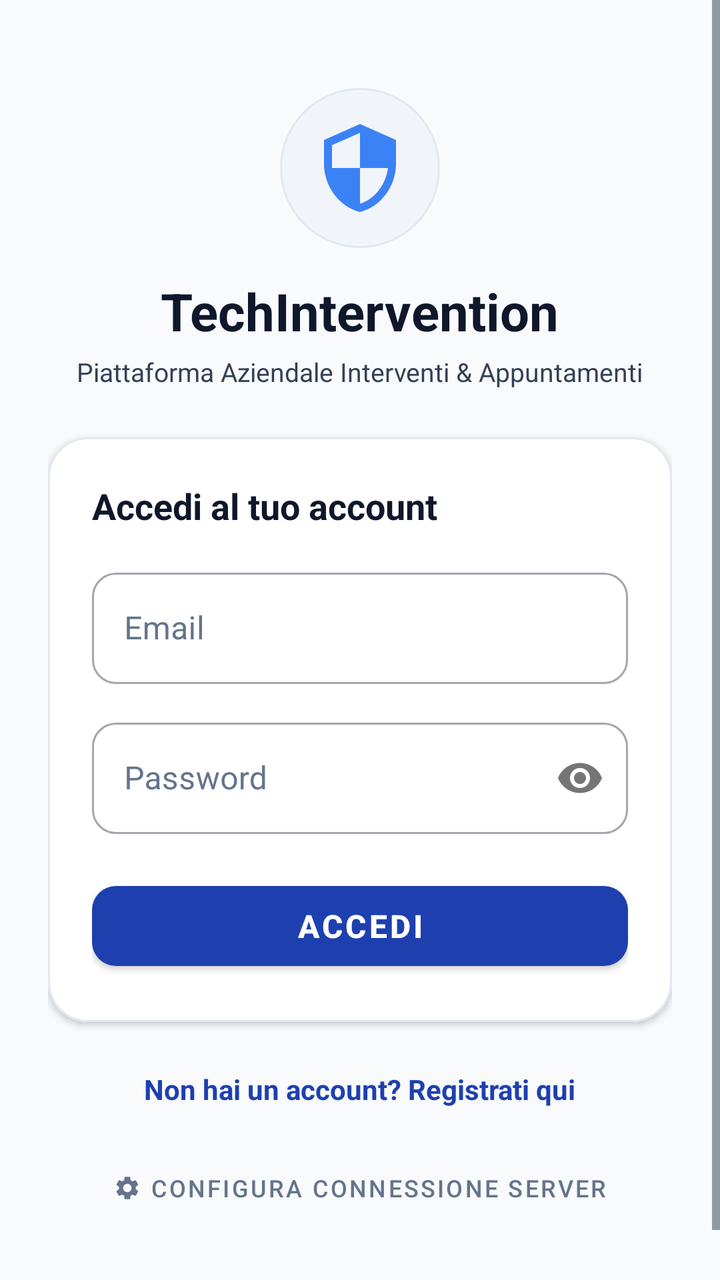
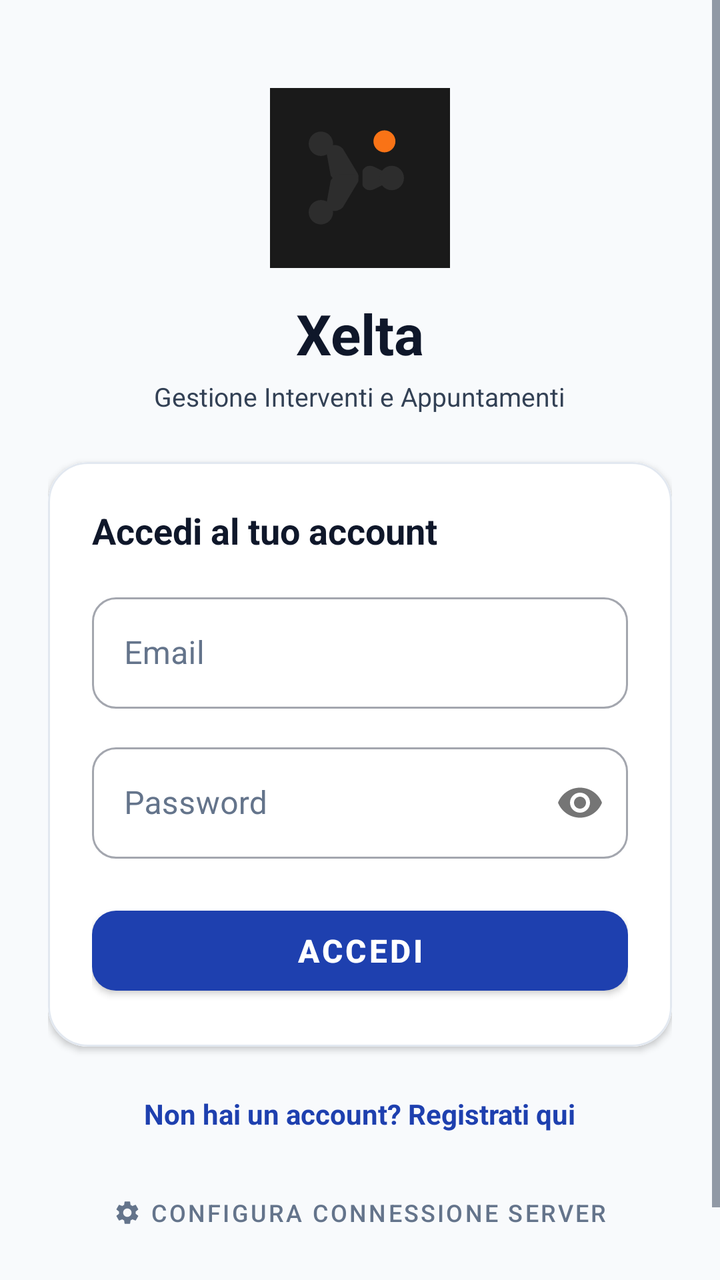

Two renders of the same Android screen: before a commit and after it. Below are the layout's source before the change and the commit's diff.
<!-- AndroidManifest.xml: application theme Theme.TechInterventionApp -->
<!-- res/layout/fragment_login.xml -->
<?xml version="1.0" encoding="utf-8"?>
<ScrollView
    xmlns:android="http://schemas.android.com/apk/res/android"
    xmlns:app="http://schemas.android.com/apk/res-auto"
    android:layout_width="match_parent"
    android:layout_height="match_parent"
    android:fillViewport="true"
    android:background="@color/background">

    <LinearLayout
        android:layout_width="match_parent"
        android:layout_height="wrap_content"
        android:orientation="vertical"
        android:gravity="center"
        android:padding="24dp">

        
        <ImageView
            android:id="@+id/iv_logo"
            android:layout_width="80dp"
            android:layout_height="80dp"
            android:src="@drawable/ic_shield_admin"
            android:background="@drawable/bg_kpi_circle"
            android:padding="16dp"
            android:layout_marginTop="20dp" />

        <TextView
            android:id="@+id/tv_title"
            android:layout_width="wrap_content"
            android:layout_height="wrap_content"
            android:text="@string/app_name"
            android:textSize="26sp"
            android:textStyle="bold"
            android:textColor="@color/text_primary"
            android:layout_marginTop="14dp" />

        <TextView
            android:id="@+id/tv_subtitle"
            android:layout_width="wrap_content"
            android:layout_height="wrap_content"
            android:text="Piattaforma Aziendale Interventi &amp; Appuntamenti"
            android:textSize="13sp"
            android:textColor="@color/text_secondary"
            android:layout_marginTop="4dp" />

        
        <com.google.android.material.card.MaterialCardView
            android:layout_width="match_parent"
            android:layout_height="wrap_content"
            app:cardCornerRadius="20dp"
            app:cardElevation="2dp"
            app:strokeColor="@color/border_subtle"
            app:strokeWidth="1dp"
            android:layout_marginTop="24dp">

            <LinearLayout
                android:layout_width="match_parent"
                android:layout_height="wrap_content"
                android:orientation="vertical"
                android:background="@color/surface"
                android:padding="22dp">

                <TextView
                    android:layout_width="wrap_content"
                    android:layout_height="wrap_content"
                    android:text="Accedi al tuo account"
                    android:textSize="18sp"
                    android:textStyle="bold"
                    android:textColor="@color/text_primary"
                    android:layout_marginBottom="16dp" />

                <com.google.android.material.textfield.TextInputLayout
                    android:id="@+id/til_email"
                    style="@style/Widget.MaterialComponents.TextInputLayout.OutlinedBox"
                    android:layout_width="match_parent"
                    android:layout_height="wrap_content"
                    android:hint="Email"
                    android:textColorHint="@color/text_muted"
                    app:boxCornerRadiusTopStart="12dp"
                    app:boxCornerRadiusTopEnd="12dp"
                    app:boxCornerRadiusBottomStart="12dp"
                    app:boxCornerRadiusBottomEnd="12dp">

                    <com.google.android.material.textfield.TextInputEditText
                        android:id="@+id/et_email"
                        android:layout_width="match_parent"
                        android:layout_height="wrap_content"
                        android:textColor="@color/text_primary"
                        android:inputType="textEmailAddress"
                        android:imeOptions="actionNext" />
                </com.google.android.material.textfield.TextInputLayout>

                <com.google.android.material.textfield.TextInputLayout
                    android:id="@+id/til_password"
                    style="@style/Widget.MaterialComponents.TextInputLayout.OutlinedBox"
                    android:layout_width="match_parent"
                    android:layout_height="wrap_content"
                    android:hint="Password"
                    android:textColorHint="@color/text_muted"
                    app:passwordToggleEnabled="true"
                    app:boxCornerRadiusTopStart="12dp"
                    app:boxCornerRadiusTopEnd="12dp"
                    app:boxCornerRadiusBottomStart="12dp"
                    app:boxCornerRadiusBottomEnd="12dp"
                    android:layout_marginTop="14dp">

                    <com.google.android.material.textfield.TextInputEditText
                        android:id="@+id/et_password"
                        android:layout_width="match_parent"
                        android:layout_height="wrap_content"
                        android:textColor="@color/text_primary"
                        android:inputType="textPassword"
                        android:imeOptions="actionDone" />
                </com.google.android.material.textfield.TextInputLayout>

                <com.google.android.material.button.MaterialButton
                    android:id="@+id/btn_login"
                    android:layout_width="match_parent"
                    android:layout_height="52dp"
                    android:text="Accedi"
                    android:textSize="16sp"
                    android:textStyle="bold"
                    android:textColor="@color/white"
                    app:backgroundTint="@color/primary"
                    app:cornerRadius="12dp"
                    android:layout_marginTop="20dp" />

            </LinearLayout>
        </com.google.android.material.card.MaterialCardView>

        
        <TextView
            android:id="@+id/tv_register"
            android:layout_width="wrap_content"
            android:layout_height="wrap_content"
            android:text="Non hai un account? Registrati qui"
            android:textColor="@color/primary"
            android:textStyle="bold"
            android:textSize="14sp"
            android:padding="8dp"
            android:layout_marginTop="16dp" />

        
        <com.google.android.material.button.MaterialButton
            android:id="@+id/btn_server_config"
            style="@style/Widget.MaterialComponents.Button.TextButton"
            android:layout_width="wrap_content"
            android:layout_height="wrap_content"
            android:text="Configura Connessione Server"
            android:textColor="@color/text_muted"
            android:textSize="12sp"
            app:icon="@drawable/ic_settings_gear"
            app:iconTint="@color/text_muted"
            app:iconSize="14dp"
            android:layout_marginTop="8dp"
            android:layout_marginBottom="24dp" />

    </LinearLayout>
</ScrollView>
<!-- resources referenced by this layout -->
<resources>
  <color name="background">#F8FAFC</color>
  <color name="border_subtle">#E2E8F0</color>
  <color name="primary">#1E40AF</color>
  <color name="surface">#FFFFFF</color>
  <color name="text_muted">#64748B</color>
  <color name="text_primary">#0F172A</color>
  <color name="text_secondary">#334155</color>
  <color name="white">#FFFFFF</color>
  <!-- drawable bg_kpi_circle (drawable) -->
  <?xml version="1.0" encoding="utf-8"?>
  <shape xmlns:android="http://schemas.android.com/apk/res/android"
      android:shape="oval">
      <solid android:color="#F1F5F9" />
      <stroke android:width="1dp" android:color="#E2E8F0" />
  </shape>
  <!-- drawable ic_settings_gear (drawable) -->
  <vector xmlns:android="http://schemas.android.com/apk/res/android"
      android:width="24dp"
      android:height="24dp"
      android:viewportWidth="24"
      android:viewportHeight="24">
    <path
        android:fillColor="#FF94A3B8"
        android:pathData="M19.14,12.94c0.04,-0.3 0.06,-0.61 0.06,-0.94 0,-0.32 -0.02,-0.64 -0.07,-0.94l2.03,-1.58c0.18,-0.14 0.23,-0.41 0.12,-0.61l-1.92,-3.32c-0.12,-0.22 -0.37,-0.29 -0.59,-0.22l-2.39,0.96c-0.5,-0.38 -1.03,-0.7 -1.62,-0.94L14.4,2.81c-0.04,-0.24 -0.24,-0.41 -0.48,-0.41h-3.84c-0.24,0 -0.43,0.17 -0.47,0.41L9.25,5.35C8.66,5.59 8.12,5.92 7.63,6.29L5.24,5.33c-0.22,-0.08 -0.47,0 -0.59,0.22L2.74,8.87c-0.12,0.21 -0.08,0.47 0.12,0.61l2.03,1.58c-0.05,0.3 -0.09,0.63 -0.09,0.94s0.02,0.64 0.07,0.94l-2.03,1.58c-0.18,0.14 -0.23,0.41 -0.12,0.61l1.92,3.32c0.12,0.22 0.37,0.29 0.59,0.22l2.39,-0.96c0.5,0.38 1.03,0.7 1.62,0.94l0.36,2.54c0.05,0.24 0.24,0.41 0.48,0.41h3.84c0.24,0 0.44,-0.17 0.47,-0.41l0.36,-2.54c0.59,-0.24 1.13,-0.56 1.62,-0.94l2.39,0.96c0.22,0.08 0.47,0 0.59,-0.22l1.92,-3.32c0.12,-0.22 0.07,-0.47 -0.12,-0.61l-2.01,-1.58zM12,15.6c-1.98,0 -3.6,-1.62 -3.6,-3.6s1.62,-3.6 3.6,-3.6 3.6,1.62 3.6,3.6 -1.62,3.6 -3.6,3.6z"/>
  </vector>
  <!-- drawable ic_shield_admin (drawable) -->
  <vector xmlns:android="http://schemas.android.com/apk/res/android"
      android:width="24dp"
      android:height="24dp"
      android:viewportWidth="24"
      android:viewportHeight="24">
    <path
        android:fillColor="#FF3B82F6"
        android:pathData="M12,1L3,5v6c0,5.55 3.84,10.74 9,12c5.16,-1.26 9,-6.45 9,-12V5L12,1zM12,11.99h7c-0.53,4.12 -3.28,7.79 -7,8.94V12H5V6.3l7,-3.11v8.8z"/>
  </vector>
  <string name="app_name">TechIntervention</string>
  <color name="primary_variant">#172554</color>
  <color name="secondary">#D97706</color>
  <color name="secondary_variant">#B45309</color>
  <color name="error">#DC2626</color>
  <style name="Widget.App.TextInputLayout" parent="Widget.MaterialComponents.TextInputLayout.OutlinedBox">
          <item name="boxStrokeColor">@color/primary</item>
          <item name="boxStrokeWidth">1.5dp</item>
          <item name="boxCornerRadiusTopStart">12dp</item>
          <item name="boxCornerRadiusTopEnd">12dp</item>
          <item name="boxCornerRadiusBottomStart">12dp</item>
          <item name="boxCornerRadiusBottomEnd">12dp</item>
          <item name="hintTextColor">@color/primary</item>
          <item name="android:textColorHint">@color/text_muted</item>
      </style>
  <!-- unchanged entries left out for length: 1 -->
</resources>

<!-- the commit's change to res/layout/fragment_login.xml (unified diff, before → after) -->
@@ -17,11 +17,11 @@
         
         <ImageView
             android:id="@+id/iv_logo"
-            android:layout_width="80dp"
-            android:layout_height="80dp"
-            android:src="@drawable/ic_shield_admin"
-            android:background="@drawable/bg_kpi_circle"
-            android:padding="16dp"
+            android:layout_width="90dp"
+            android:layout_height="90dp"
+            android:src="@drawable/ic_launcher_foreground"
+            android:background="@drawable/ic_launcher_background"
+            android:padding="12dp"
             android:layout_marginTop="20dp" />
 
         <TextView
@@ -29,7 +29,7 @@
             android:layout_width="wrap_content"
             android:layout_height="wrap_content"
             android:text="@string/app_name"
-            android:textSize="26sp"
+            android:textSize="28sp"
             android:textStyle="bold"
             android:textColor="@color/text_primary"
             android:layout_marginTop="14dp" />
@@ -38,7 +38,7 @@
             android:id="@+id/tv_subtitle"
             android:layout_width="wrap_content"
             android:layout_height="wrap_content"
-            android:text="Piattaforma Aziendale Interventi &amp; Appuntamenti"
+            android:text="Gestione Interventi e Appuntamenti"
             android:textSize="13sp"
             android:textColor="@color/text_secondary"
             android:layout_marginTop="4dp" />
<!-- resource entries referenced after the edit -->
@@ -8,13 +8,58 @@
   <color name="text_primary">#0F172A</color>
   <color name="text_secondary">#334155</color>
   <color name="white">#FFFFFF</color>
-  <!-- drawable bg_kpi_circle (drawable) -->
+  <!-- drawable ic_launcher_background (drawable) -->
   <?xml version="1.0" encoding="utf-8"?>
   <shape xmlns:android="http://schemas.android.com/apk/res/android"
-      android:shape="oval">
-      <solid android:color="#F1F5F9" />
-      <stroke android:width="1dp" android:color="#E2E8F0" />
+      android:shape="rectangle">
+      <solid android:color="#1A1A1A" />
   </shape>
+  <!-- drawable ic_launcher_foreground (drawable) -->
+  <?xml version="1.0" encoding="utf-8"?>
+  <vector xmlns:android="http://schemas.android.com/apk/res/android"
+      android:width="108dp"
+      android:height="108dp"
+      android:viewportWidth="108"
+      android:viewportHeight="108">
+  
+      
+  
+      
+      <path
+          android:fillColor="#2D2D2D"
+          android:pathData="M26,30 C30,26 36,26 40,30 L52,50 C54,53 52,57 49,57 L37,57 C34,57 32,55 30,52 Z" />
+  
+      
+      <path
+          android:fillColor="#2D2D2D"
+          android:pathData="M26,78 C30,82 36,82 40,78 L52,58 C54,55 52,51 49,51 L37,51 C34,51 32,53 30,56 Z" />
+  
+      
+      <path
+          android:fillColor="#2D2D2D"
+          android:pathData="M56,48 C58,44 62,43 66,45 L76,50 C79,52 79,56 76,58 L66,63 C62,65 58,64 56,60 Z" />
+  
+      
+      <path
+          android:fillColor="#2D2D2D"
+          android:pathData="M22,26 m-10,0 a10,10 0 1,0 20,0 a10,10 0 1,0 -20,0" />
+  
+      
+      <path
+          android:fillColor="#2D2D2D"
+          android:pathData="M22,82 m-10,0 a10,10 0 1,0 20,0 a10,10 0 1,0 -20,0" />
+  
+      
+      <path
+          android:fillColor="#2D2D2D"
+          android:pathData="M80,54 m-10,0 a10,10 0 1,0 20,0 a10,10 0 1,0 -20,0" />
+  
+      
+      <path
+          android:fillColor="#F97316"
+          android:pathData="M74,24 m-9,0 a9,9 0 1,0 18,0 a9,9 0 1,0 -18,0" />
+  
+  </vector>
   <!-- drawable ic_settings_gear (drawable) -->
   <vector xmlns:android="http://schemas.android.com/apk/res/android"
       android:width="24dp"
@@ -25,17 +70,7 @@
         android:fillColor="#FF94A3B8"
         android:pathData="M19.14,12.94c0.04,-0.3 0.06,-0.61 0.06,-0.94 0,-0.32 -0.02,-0.64 -0.07,-0.94l2.03,-1.58c0.18,-0.14 0.23,-0.41 0.12,-0.61l-1.92,-3.32c-0.12,-0.22 -0.37,-0.29 -0.59,-0.22l-2.39,0.96c-0.5,-0.38 -1.03,-0.7 -1.62,-0.94L14.4,2.81c-0.04,-0.24 -0.24,-0.41 -0.48,-0.41h-3.84c-0.24,0 -0.43,0.17 -0.47,0.41L9.25,5.35C8.66,5.59 8.12,5.92 7.63,6.29L5.24,5.33c-0.22,-0.08 -0.47,0 -0.59,0.22L2.74,8.87c-0.12,0.21 -0.08,0.47 0.12,0.61l2.03,1.58c-0.05,0.3 -0.09,0.63 -0.09,0.94s0.02,0.64 0.07,0.94l-2.03,1.58c-0.18,0.14 -0.23,0.41 -0.12,0.61l1.92,3.32c0.12,0.22 0.37,0.29 0.59,0.22l2.39,-0.96c0.5,0.38 1.03,0.7 1.62,0.94l0.36,2.54c0.05,0.24 0.24,0.41 0.48,0.41h3.84c0.24,0 0.44,-0.17 0.47,-0.41l0.36,-2.54c0.59,-0.24 1.13,-0.56 1.62,-0.94l2.39,0.96c0.22,0.08 0.47,0 0.59,-0.22l1.92,-3.32c0.12,-0.22 0.07,-0.47 -0.12,-0.61l-2.01,-1.58zM12,15.6c-1.98,0 -3.6,-1.62 -3.6,-3.6s1.62,-3.6 3.6,-3.6 3.6,1.62 3.6,3.6 -1.62,3.6 -3.6,3.6z"/>
   </vector>
-  <!-- drawable ic_shield_admin (drawable) -->
-  <vector xmlns:android="http://schemas.android.com/apk/res/android"
-      android:width="24dp"
-      android:height="24dp"
-      android:viewportWidth="24"
-      android:viewportHeight="24">
-    <path
-        android:fillColor="#FF3B82F6"
-        android:pathData="M12,1L3,5v6c0,5.55 3.84,10.74 9,12c5.16,-1.26 9,-6.45 9,-12V5L12,1zM12,11.99h7c-0.53,4.12 -3.28,7.79 -7,8.94V12H5V6.3l7,-3.11v8.8z"/>
-  </vector>
-  <string name="app_name">TechIntervention</string>
+  <string name="app_name">Xelta</string>
   <color name="primary_variant">#172554</color>
   <color name="secondary">#D97706</color>
   <color name="secondary_variant">#B45309</color>
